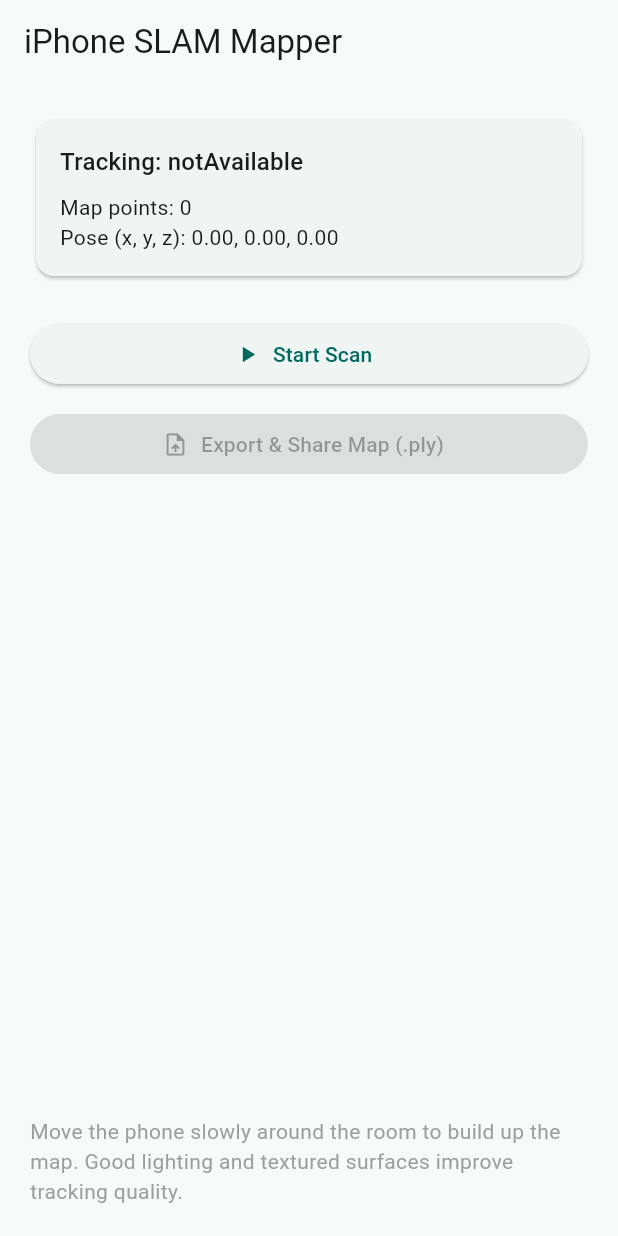
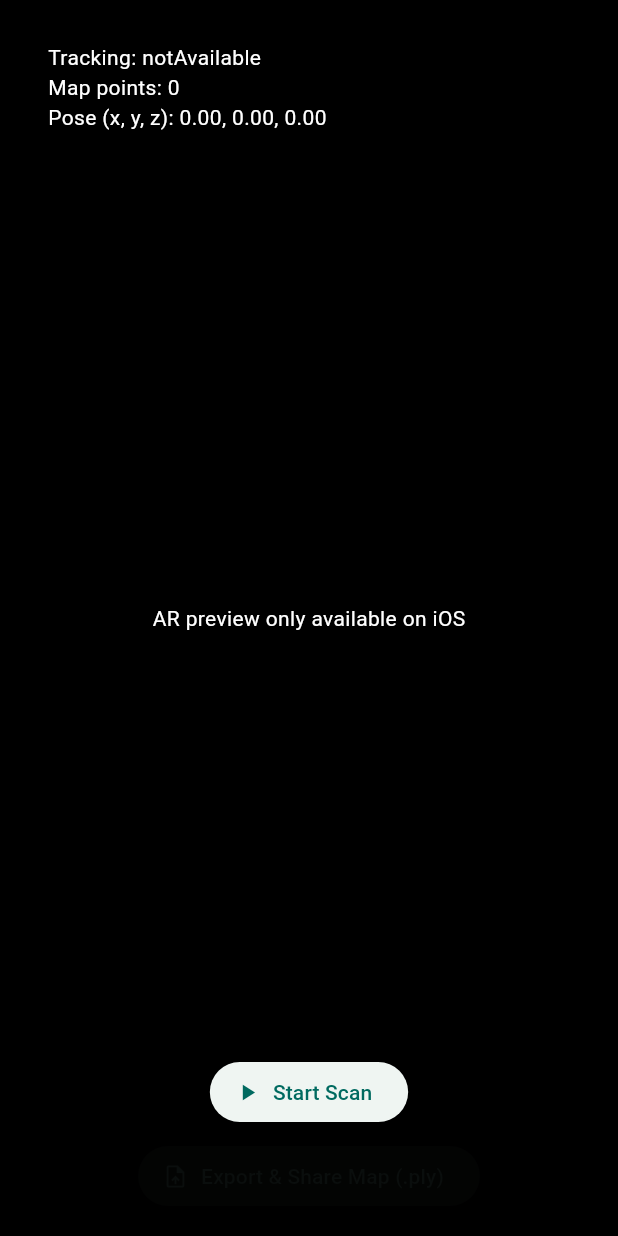
Before and after one commit to callmeNoorulHuda/slam-map, a Flutter app: the screen it shows after launch, on a phone screen of 412 x 824 dp. Run offline on Flutter 3.47's test engine with Material 3 defaults, Android fonts, the phone set to English and light mode, and no system bars; our stand-ins replace share_plus.

Commit message:
changed the main.dart

```diff
--- a/lib/main.dart
+++ b/lib/main.dart
@@ -1,4 +1,5 @@
 import 'dart:async';
+import 'dart:io' show Platform;
 import 'package:flutter/material.dart';
 import 'package:flutter/services.dart';
 import 'package:share_plus/share_plus.dart';
@@ -26,9 +27,10 @@
 }
 
 class _SlamHomePageState extends State<SlamHomePage> {
-  // These channel names must match ios/Runner/AppDelegate.swift exactly.
+  // These channel/view-type names must match ios/Runner/AppDelegate.swift exactly.
   static const _control = MethodChannel('com.noor.slam/control');
   static const _frames = EventChannel('com.noor.slam/frames');
+  static const _arViewType = 'ar-preview-view';
 
   StreamSubscription? _sub;
   bool _running = false;
@@ -88,57 +90,82 @@
   @override
   Widget build(BuildContext context) {
     return Scaffold(
-      appBar: AppBar(title: const Text('iPhone SLAM Mapper')),
-      body: Padding(
-        padding: const EdgeInsets.all(20),
-        child: Column(
-          crossAxisAlignment: CrossAxisAlignment.stretch,
+      body: Stack(
         children: [
-            Card(
+          // Live camera feed + ARKit's yellow feature-point overlay,
+          // filling the whole screen behind the UI.
+          Positioned.fill(
+            child: Platform.isIOS
+                ? const UiKitView(
+                    viewType: _arViewType,
+                    creationParamsCodec: StandardMessageCodec(),
+                  )
+                : const ColoredBox(
+                    color: Colors.black,
+                    child: Center(
+                      child: Text(
+                        'AR preview only available on iOS',
+                        style: TextStyle(color: Colors.white),
+                      ),
+                    ),
+                  ),
+          ),
+
+          // Top overlay: live stats.
+          Positioned(
+            top: MediaQuery.of(context).padding.top + 12,
+            left: 16,
+            right: 16,
+            child: Card(
+              color: Colors.black.withOpacity(0.6),
               child: Padding(
-                padding: const EdgeInsets.all(16),
+                padding: const EdgeInsets.all(12),
                 child: Column(
                   crossAxisAlignment: CrossAxisAlignment.start,
                   children: [
                     Text('Tracking: $_trackingState',
-                        style: Theme.of(context).textTheme.titleMedium),
-                    const SizedBox(height: 8),
-                    Text('Map points: $_pointCount'),
+                        style: const TextStyle(color: Colors.white)),
+                    Text('Map points: $_pointCount',
+                        style: const TextStyle(color: Colors.white)),
                     Text(
-                      'Pose (x, y, z): '
-                      '${_x.toStringAsFixed(2)}, '
-                      '${_y.toStringAsFixed(2)}, '
-                      '${_z.toStringAsFixed(2)}',
+                      'Pose (x, y, z): ${_x.toStringAsFixed(2)}, '
+                      '${_y.toStringAsFixed(2)}, ${_z.toStringAsFixed(2)}',
+                      style: const TextStyle(color: Colors.white),
                     ),
                   ],
                 ),
               ),
             ),
-            const SizedBox(height: 24),
+          ),
+
+          // Bottom overlay: controls.
+          Positioned(
+            bottom: MediaQuery.of(context).padding.bottom + 16,
+            left: 16,
+            right: 16,
+            child: Column(
+              children: [
                 ElevatedButton.icon(
                   icon: Icon(_running ? Icons.stop : Icons.play_arrow),
                   label: Text(_running ? 'Stop Scan' : 'Start Scan'),
                   onPressed: _toggleScan,
                 ),
-            const SizedBox(height: 12),
+                const SizedBox(height: 8),
                 ElevatedButton.icon(
                   icon: const Icon(Icons.upload_file),
                   label: const Text('Export & Share Map (.ply)'),
                   onPressed: _pointCount > 0 ? _export : null,
                 ),
                 if (_lastExportPath != null) ...[
-              const SizedBox(height: 12),
+                  const SizedBox(height: 6),
                   Text('Saved to: $_lastExportPath',
-                  style: Theme.of(context).textTheme.bodySmall),
+                      style:
+                          const TextStyle(color: Colors.white, fontSize: 11)),
                 ],
-            const Spacer(),
-            const Text(
-              'Move the phone slowly around the room to build up the map. '
-              'Good lighting and textured surfaces improve tracking quality.',
-              style: TextStyle(color: Colors.grey),
+              ],
+            ),
           ),
         ],
-        ),
       ),
     );
   }
```
Also changed, not shown: 2 other files. Lines whose indentation alone changed are shown as unchanged.
